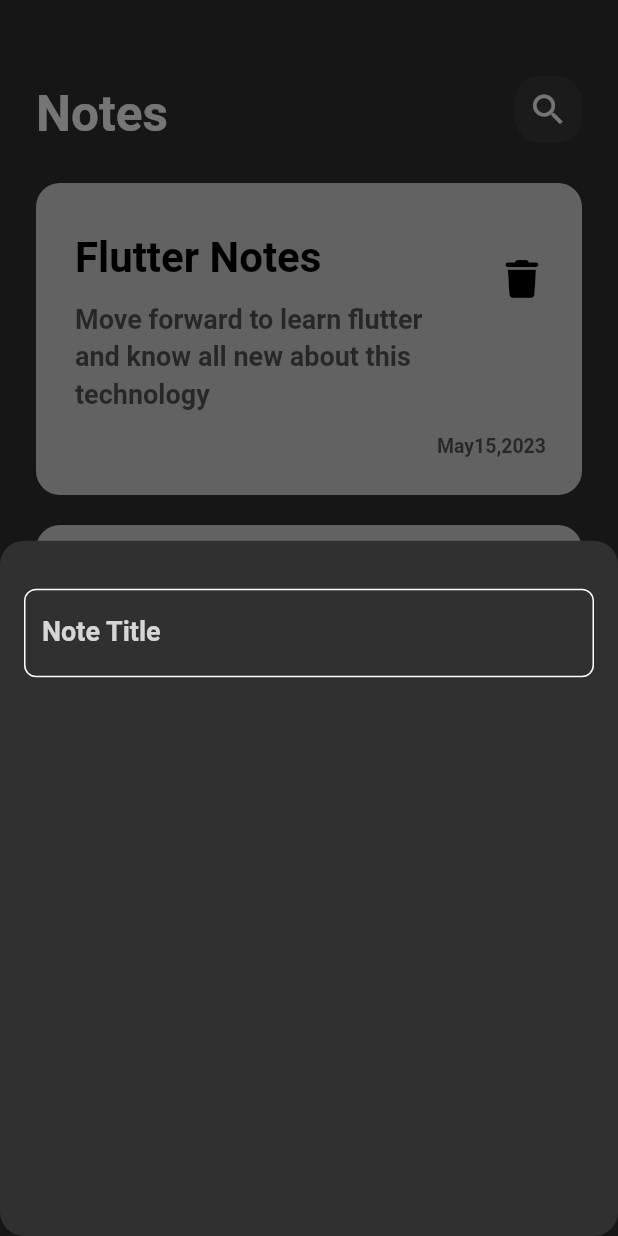
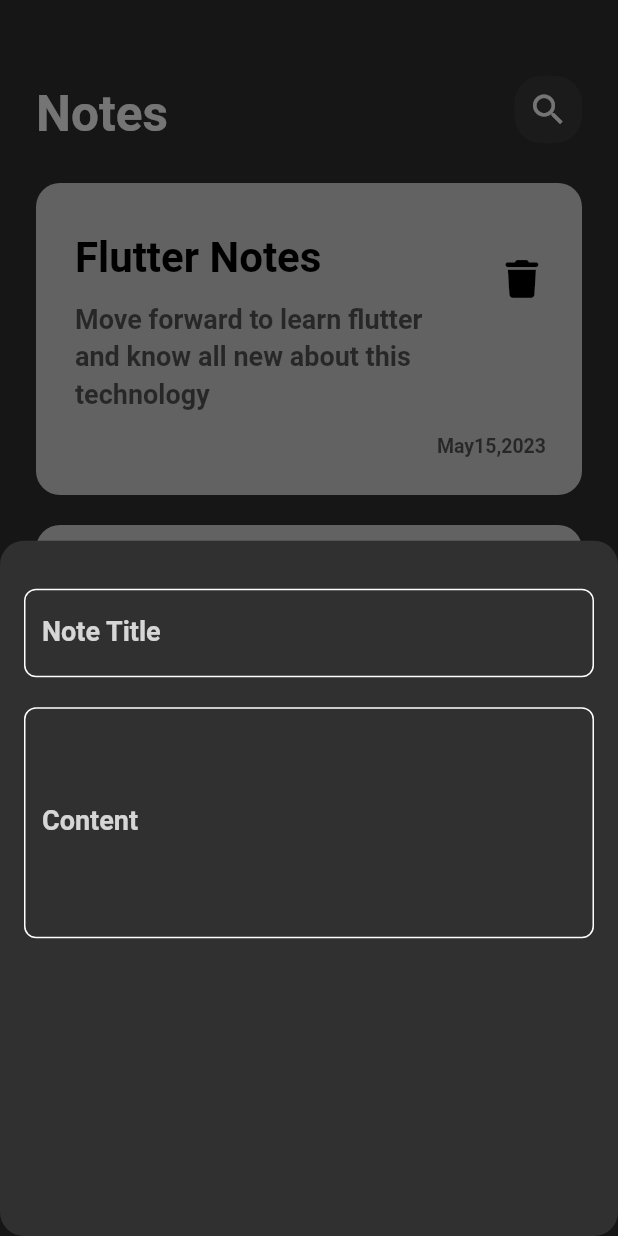
Before and after one commit to mahmoudashraf01/hive_note_app, a Flutter app: the screen it shows after launch, after a tap on the "add" icon, on a phone screen of 412 x 824 dp. Run offline on Flutter 3.47's test engine with Material 2 defaults, Android fonts, the phone set to English and light mode, and no system bars; our stand-ins replace font_awesome_flutter.

Commit message:
add field to buttom sheet

```diff
--- a/lib/views/widgets/custom_text_field.dart
+++ b/lib/views/widgets/custom_text_field.dart
@@ -3,14 +3,22 @@
 import 'package:hive_note_app/shared/themes/text.dart';
 
 class CustomTextField extends StatelessWidget {
-  const CustomTextField({super.key});
+  const CustomTextField({
+    super.key,
+    required this.hint,
+     this.maxLines = 1,
+  });
+
+  final String hint;
+  final int maxLines;
 
   @override
   Widget build(BuildContext context) {
     return TextField(
       cursorColor: blue3.withOpacity(1),
+      maxLines: maxLines,
       decoration: InputDecoration(
-        label: Text('Note Title'),
+        label: Text(hint),
         floatingLabelStyle: TextStyle(color: blue3.withOpacity(1)),
         labelStyle: title1Bold.merge(
           TextStyle(
--- a/lib/views/widgets/cutom_buttom_sheet.dart
+++ b/lib/views/widgets/cutom_buttom_sheet.dart
@@ -9,11 +9,20 @@
     return Padding(
       padding: const EdgeInsets.symmetric(horizontal: 16),
       child: Column(
-        children:const [
+        children: const [
           SizedBox(
             height: 32,
           ),
-          CustomTextField()
+          CustomTextField(
+            hint: 'Note Title',
+          ),
+          SizedBox(
+            height: 20,
+          ),
+          CustomTextField(
+            hint: 'Content',
+            maxLines: 6,
+          ),
         ],
       ),
     );
```
